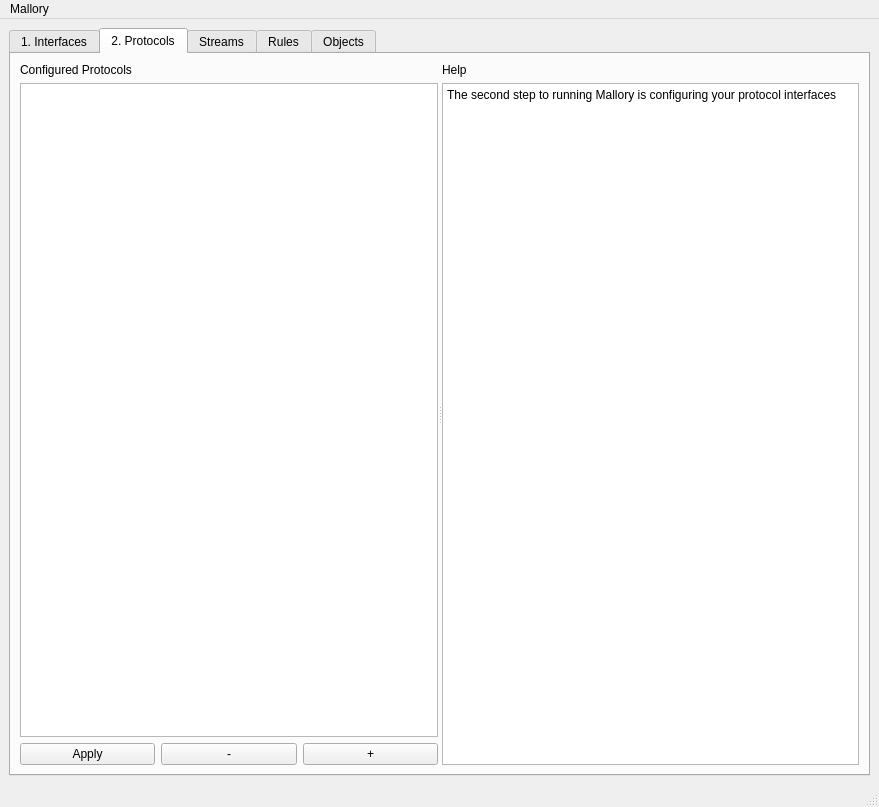
Old version of the form src/gui/TCPEdit.ui in the repository sskaje/mallory.
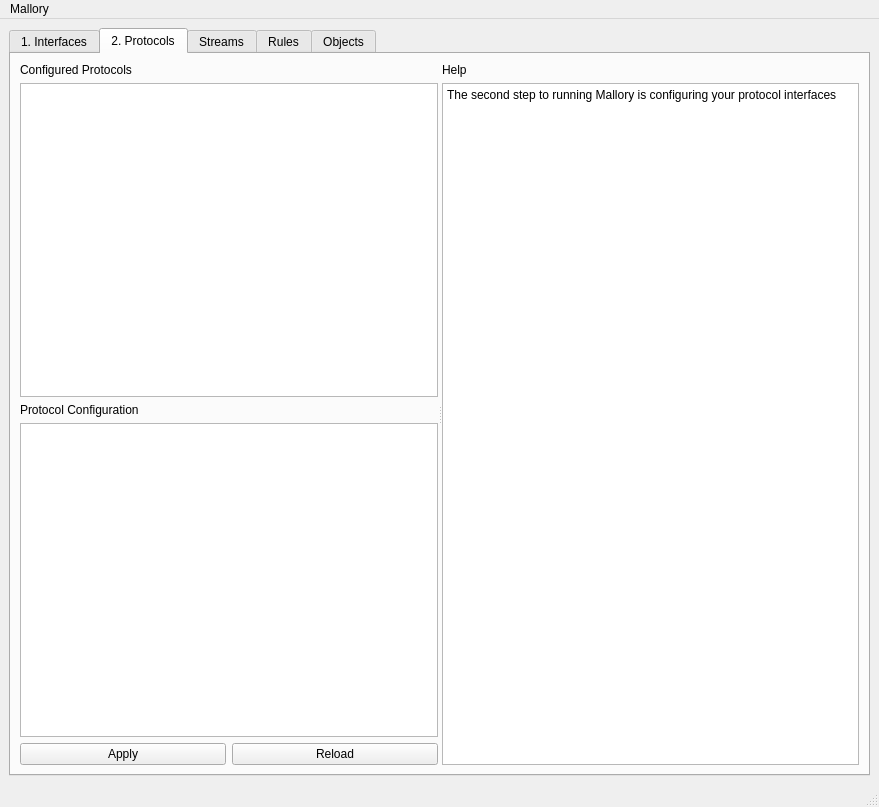
New version of the form. The open tabs and pages were chosen to show the change.

Commit message: Continued work on protocol configuration and GUI based protocol configuration. Documented observer.py

```diff
--- a/src/gui/TCPEdit.ui
+++ b/src/gui/TCPEdit.ui
@@ -184,7 +184,7 @@
            <enum>Qt::Horizontal</enum>
           </property>
           <widget class="QWidget" name="verticalLayoutWidget_3">
-           <layout class="QVBoxLayout" name="verticalLayout_9" stretch="0,0,0">
+           <layout class="QVBoxLayout" name="verticalLayout_9" stretch="0,0,0,0,0">
             <item>
              <widget class="QLabel" name="label_13">
               <property name="text">
@@ -202,6 +202,22 @@
               </property>
              </widget>
             </item>
+            <item>
+             <widget class="QLabel" name="label_29">
+              <property name="text">
+               <string>Protocol Configuration</string>
+              </property>
+             </widget>
+            </item>
+            <item>
+             <widget class="QPlainTextEdit" name="textprotoedit">
+              <property name="font">
+               <font>
+                <family>Monospace</family>
+               </font>
+              </property>
+             </widget>
+            </item>
             <item>
              <layout class="QHBoxLayout" name="horizontalLayout_13">
               <item>
@@ -214,14 +230,7 @@
               <item>
                <widget class="QPushButton" name="btnremoveproto">
                 <property name="text">
-                 <string>-</string>
-                </property>
-               </widget>
-              </item>
-              <item>
-               <widget class="QPushButton" name="btnaddproto">
-                <property name="text">
-                 <string>+</string>
+                 <string>Reload</string>
                 </property>
                </widget>
               </item>
```
Left out of the diff: 6 changed lines with no effect on the pictures. The commit also changes 6 other files.
